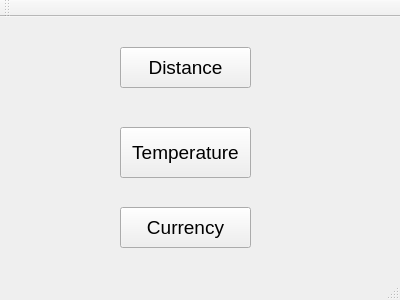
Above: mainwindow.ui from Menuka5/Unit_Converter before the change. Below: the same form after it.
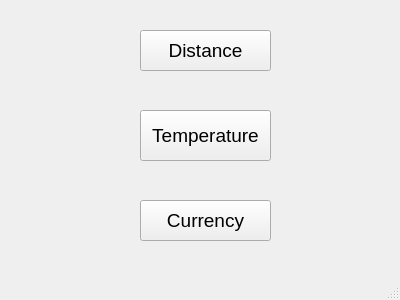
That is the form after the change.

What changed in the file:
```diff
--- a/mainwindow.ui
+++ b/mainwindow.ui
@@ -17,7 +17,7 @@
    <widget class="QPushButton" name="pushButton">
     <property name="geometry">
      <rect>
-      <x>120</x>
+      <x>140</x>
       <y>30</y>
       <width>131</width>
       <height>41</height>
@@ -35,7 +35,7 @@
    <widget class="QPushButton" name="pushButton_2">
     <property name="geometry">
      <rect>
-      <x>120</x>
+      <x>140</x>
       <y>110</y>
       <width>131</width>
       <height>51</height>
@@ -53,8 +53,8 @@
    <widget class="QPushButton" name="pushButton_3">
     <property name="geometry">
      <rect>
-      <x>120</x>
-      <y>190</y>
+      <x>140</x>
+      <y>200</y>
       <width>131</width>
       <height>41</height>
      </rect>
@@ -69,14 +69,6 @@
     </property>
    </widget>
   </widget>
-  <widget class="QToolBar" name="mainToolBar">
-   <attribute name="toolBarArea">
-    <enum>TopToolBarArea</enum>
-   </attribute>
-   <attribute name="toolBarBreak">
-    <bool>false</bool>
-   </attribute>
-  </widget>
   <widget class="QStatusBar" name="statusBar"/>
  </widget>
  <layoutdefault spacing="6" margin="11"/>
```
Left out of the diff: 2 changed lines with no effect on the pictures.
